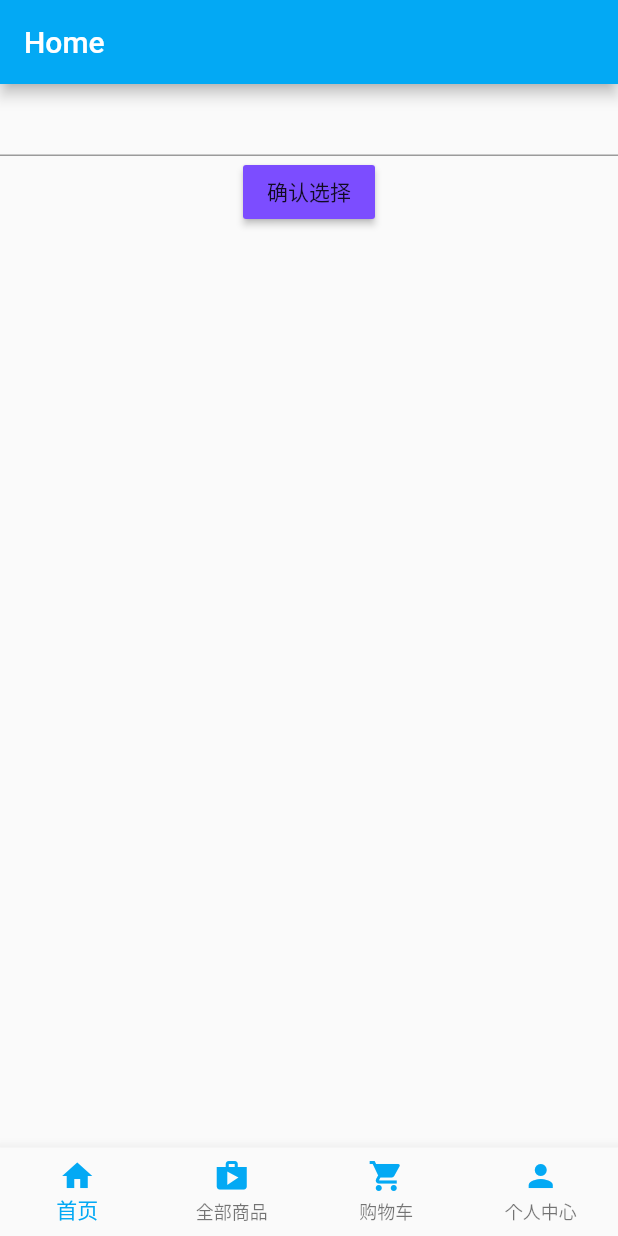
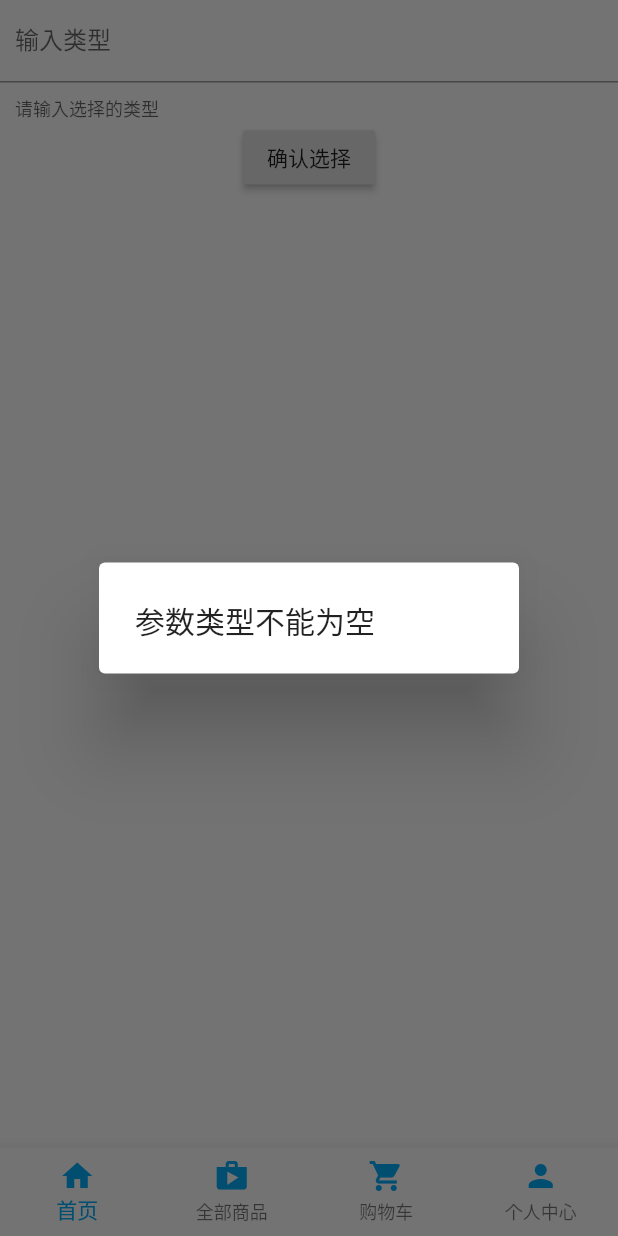
Before and after one commit to BaoshanGit/flutter_project, a Flutter app: the screen it shows after launch, after a tap on "确认选择", on a phone screen of 412 x 824 dp. Run offline on Flutter 3.47's test engine with Material 2 defaults, Android fonts, the phone set to English and light mode, and no system bars; our stand-ins replace dio.

Commit message:
提交修改

```diff
--- a/lib/pages/home_page.dart
+++ b/lib/pages/home_page.dart
@@ -1,42 +1,66 @@
 import 'package:flutter/material.dart';
 import 'package:dio/dio.dart';
 
-class Home extends StatelessWidget {
+class HomePage extends StatefulWidget{
+  _HomePageState createState() => _HomePageState();
+}
+
+class _HomePageState extends State<HomePage>{
+  TextEditingController typeController = TextEditingController();
+
+  String result = "";
   @override
   Widget build(BuildContext context) {
-    return Scaffold(
-      appBar: AppBar(
-        title: Text('Home',style: TextStyle(color: Colors.white)),
-      ),
-      body: Center(
+    return Container(
       child: Column(
         children: <Widget>[
           TextField(
-              keyboardType: TextInputType.numberWithOptions(),
+            controller: typeController,
             decoration: InputDecoration(
-                contentPadding: EdgeInsets.all(2.0)
+              labelText: '输入类型',
+              helperText: '请输入选择的类型',
+              contentPadding: EdgeInsets.all(10.0)
             ),
+            autofocus: false,
           ),
           RaisedButton(
-                color: Colors.deepPurpleAccent,
-                child: Text("确认选择"),
-                onPressed: () {
-//                  getHttp();
-                }
-            )
+            onPressed: _respBody,
+            child: Text('确认选择'),
+          ),
+          Text(result)
         ],
-        ),
       ),
     );
   }
 
-//  Future getHttp() async {
-//    try {
-//      Response response = await Dio().get("");
-//      print(response.toString());
-//      return response.data;
-//    } catch (e) {
-//      print(e);
-//    }
-//  }
+
+  //发送请求
+  Future getHttp(String param) async {
+    String url = "https://www.easy-mock.com/mock/5c60131a4bed3a6342711498/baixing/dabaojian";
+    Response response;
+    try{
+      Dio dio = new Dio();
+      var data = {'name':param};
+      response = await dio.get(url,queryParameters: data);
+      return response.data;
+    }catch(e){
+      print(e);
     }
+  }
+
+  void _respBody (){
+    String param = typeController.text.toString();
+    if(param.length > 0){
+      getHttp(param).then((val){
+        setState(() {
+          result = val.toString();
+        });
+      });
+    }else{
+      showDialog(
+        context: context,
+        builder: (context) => AlertDialog(title: Text("参数类型不能为空")),
+      );
+    }
+  }
+}
--- a/lib/parent_page.dart
+++ b/lib/parent_page.dart
@@ -11,7 +11,7 @@ class ParentPage extends StatefulWidget {
 class _ParentPage extends State<ParentPage>{
 
   int _index = 0;
-  List<Widget> pageList = [Home(), ShopPage(),
+  List<Widget> pageList = [HomePage(), ShopPage(),
     ShopCartPage(), PersonPage()];
 
 
--- a/lib/project_lead_page.dart
+++ b/lib/project_lead_page.dart
@@ -19,7 +19,7 @@ class _LeadPage extends State<LeadPage> {
     Icons.shopping_cart, Icons.person];
 
   //list集合添加页面
-  var listPages = [Home(), ShopPage(),
+  var listPages = [HomePage(), ShopPage(),
     ShopCartPage(), PersonPage()];
 
   @override
```
Lines whose indentation alone changed are shown as unchanged.
